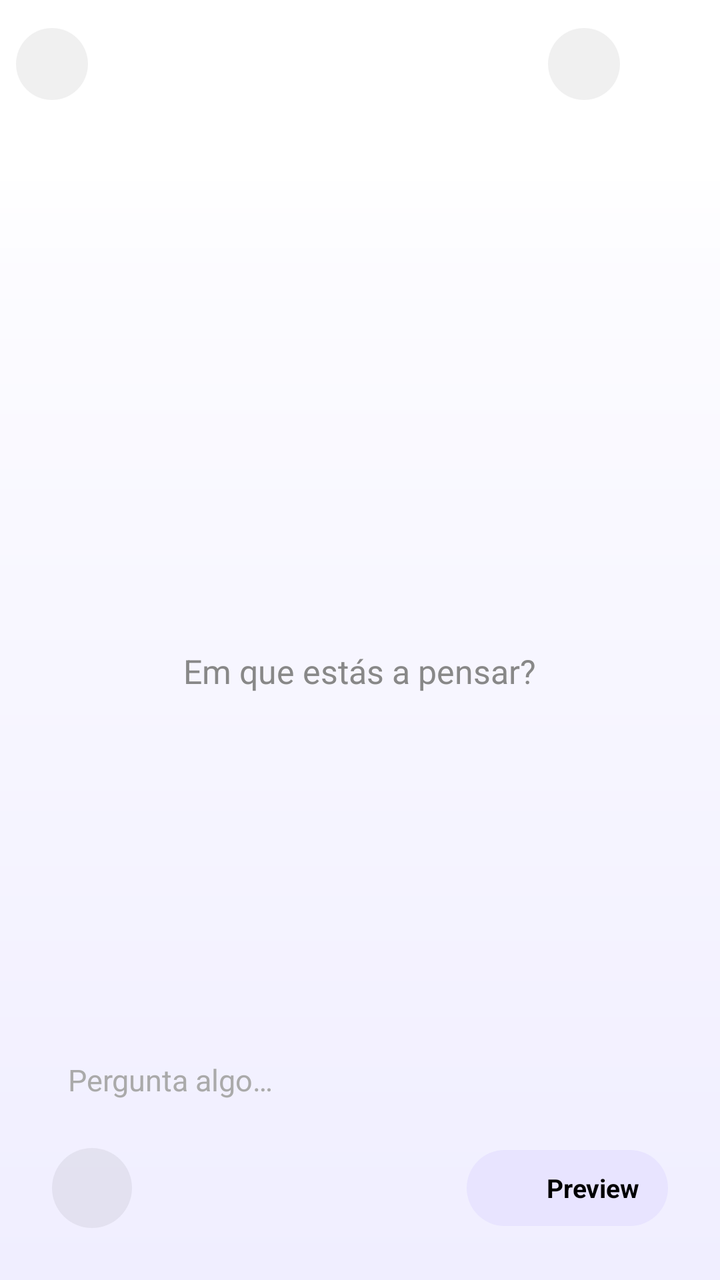
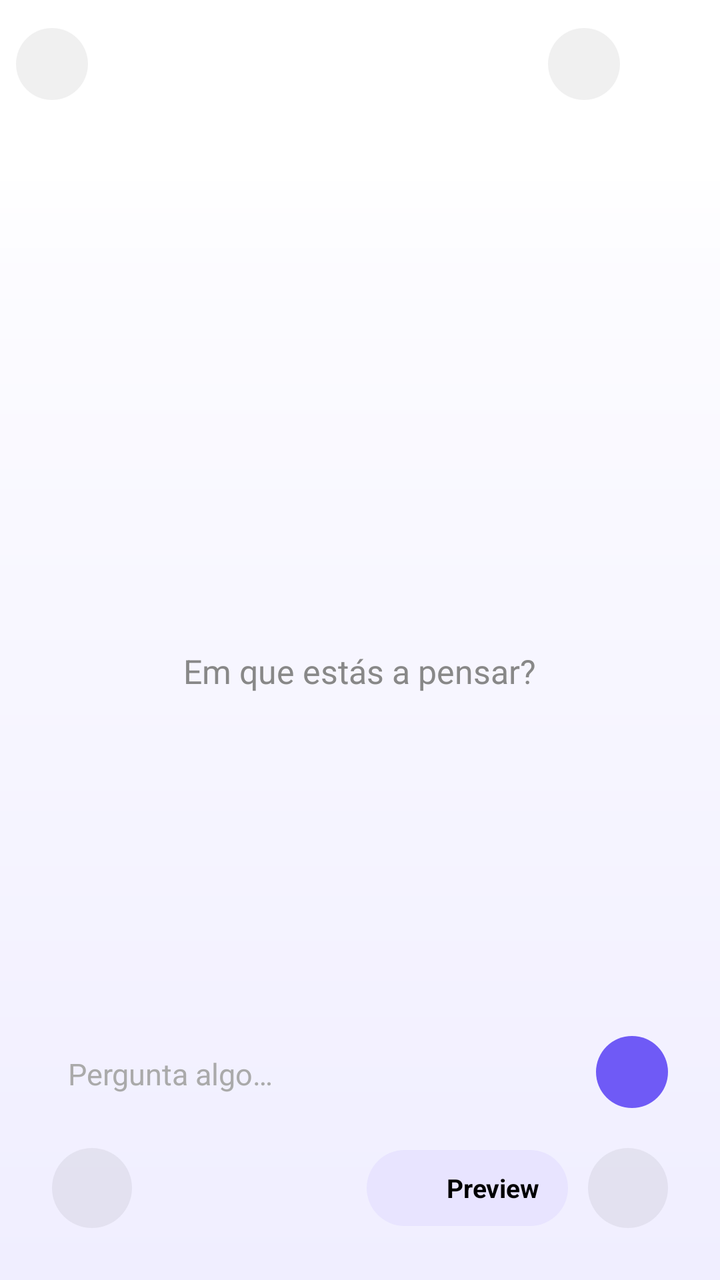

An Android layout rendered at two revisions. The XML below is the earlier revision; the diff shows what the commit changed to produce the second picture.
<!-- AndroidManifest.xml: application theme Theme.IPC -->
<!-- res/layout/activity_main.xml -->
<?xml version="1.0" encoding="utf-8"?>
<FrameLayout
    xmlns:android="http://schemas.android.com/apk/res/android"
    xmlns:app="http://schemas.android.com/apk/res-auto"
    android:id="@+id/rootFrame"
    android:layout_width="match_parent"
    android:layout_height="match_parent"
    android:background="@color/drawer_background">

    
    <LinearLayout
        android:id="@+id/drawerContainer"
        android:layout_width="match_parent"
        android:layout_height="match_parent"
        android:layout_gravity="start"
        android:orientation="vertical"
        android:background="@color/drawer_background"
        android:fitsSystemWindows="true">

        <LinearLayout
            android:layout_width="match_parent"
            android:layout_height="wrap_content"
            android:orientation="vertical"
            android:paddingStart="24dp"
            android:paddingEnd="24dp"
            android:paddingTop="32dp"
            android:paddingBottom="12dp">

            <TextView
                android:id="@+id/drawerAppName"
                android:layout_width="wrap_content"
                android:layout_height="wrap_content"
                android:text="IPC"
                android:textSize="26sp"
                android:textStyle="bold"
                android:textColor="@color/drawer_text" />

        </LinearLayout>

        <View
            android:layout_width="match_parent"
            android:layout_height="0.5dp"
            android:layout_marginStart="24dp"
            android:layout_marginEnd="24dp"
            android:layout_marginBottom="4dp"
            android:background="@color/divider" />

        <TextView
            android:layout_width="wrap_content"
            android:layout_height="wrap_content"
            android:text="@string/drawer_conversations"
            android:textSize="11sp"
            android:textAllCaps="true"
            android:textColor="@color/settings_section_label"
            android:paddingStart="24dp"
            android:paddingTop="12dp"
            android:paddingBottom="6dp" />

        <ScrollView
            android:layout_width="match_parent"
            android:layout_height="0dp"
            android:layout_weight="1"
            android:overScrollMode="never">

            <LinearLayout
                android:id="@+id/drawerConversationsList"
                android:layout_width="match_parent"
                android:layout_height="wrap_content"
                android:orientation="vertical"
                android:paddingBottom="8dp" />

        </ScrollView>

        <View
            android:layout_width="match_parent"
            android:layout_height="0.5dp"
            android:layout_marginStart="24dp"
            android:layout_marginEnd="24dp"
            android:background="@color/divider" />

        <LinearLayout
            android:id="@+id/drawerItemSettings"
            android:layout_width="match_parent"
            android:layout_height="52dp"
            android:orientation="horizontal"
            android:gravity="center_vertical"
            android:paddingStart="24dp"
            android:paddingEnd="24dp"
            android:background="?attr/selectableItemBackground">

            <FrameLayout
                android:layout_width="32dp"
                android:layout_height="32dp"
                android:background="@drawable/drawer_icon_bg"
                android:layout_marginEnd="16dp">

                <ImageView
                    android:id="@+id/drawerIconSettings"
                    android:layout_width="14dp"
                    android:layout_height="14dp"
                    android:layout_gravity="center" />

            </FrameLayout>

            <TextView
                android:layout_width="0dp"
                android:layout_height="wrap_content"
                android:layout_weight="1"
                android:text="@string/drawer_settings"
                android:textSize="15sp"
                android:textColor="@color/drawer_text" />

            <ImageView
                android:id="@+id/drawerChevronSettings"
                android:layout_width="13dp"
                android:layout_height="13dp" />

        </LinearLayout>

        <View
            android:id="@+id/drawerNavSpacer"
            android:layout_width="match_parent"
            android:layout_height="16dp" />

    </LinearLayout>

    
    <androidx.coordinatorlayout.widget.CoordinatorLayout
        android:id="@+id/coordinatorLayout"
        android:layout_width="match_parent"
        android:layout_height="match_parent"
        android:background="@drawable/bg_gradient_blue"
        android:elevation="8dp"
        android:outlineProvider="bounds">

        <com.google.android.material.appbar.AppBarLayout
            android:id="@+id/appBarLayout"
            android:layout_width="match_parent"
            android:layout_height="wrap_content"
            android:background="@color/appbar_solid"
            android:fitsSystemWindows="false"
            app:elevation="0dp"
            app:liftOnScroll="false">

            <FrameLayout
                android:layout_width="match_parent"
                android:layout_height="wrap_content">

                <RelativeLayout
                    android:layout_width="match_parent"
                    android:layout_height="?attr/actionBarSize"
                    android:paddingStart="8dp"
                    android:paddingEnd="8dp">

                    
                    <FrameLayout
                        android:layout_width="36dp"
                        android:layout_height="36dp"
                        android:layout_centerVertical="true"
                        android:layout_alignParentStart="true"
                        android:background="@drawable/appbar_btn_bg"
                        android:clickable="true"
                        android:focusable="true">

                        <ImageView
                            android:id="@+id/btnMenu"
                            android:layout_width="17dp"
                            android:layout_height="17dp"
                            android:layout_gravity="center"
                            android:background="?attr/selectableItemBackgroundBorderless" />

                    </FrameLayout>

                    
                    <LinearLayout
                        android:layout_width="wrap_content"
                        android:layout_height="wrap_content"
                        android:orientation="horizontal"
                        android:gravity="center_vertical"
                        android:layout_centerVertical="true"
                        android:layout_alignParentEnd="true">

                        
                        <FrameLayout
                            android:id="@+id/btnNewChat"
                            android:layout_width="36dp"
                            android:layout_height="36dp"
                            android:layout_marginEnd="6dp"
                            android:background="@drawable/appbar_btn_bg"
                            android:clickable="true"
                            android:focusable="true">

                            <ImageView
                                android:id="@+id/btnNewChatIcon"
                                android:layout_width="17dp"
                                android:layout_height="17dp"
                                android:layout_gravity="center"
                                android:background="?attr/selectableItemBackgroundBorderless" />

                        </FrameLayout>

                        
                        <FrameLayout
                            android:id="@+id/btnMoreWrapper"
                            android:layout_width="36dp"
                            android:layout_height="36dp"
                            android:background="@drawable/appbar_btn_bg"
                            android:clickable="true"
                            android:focusable="true"
                            android:visibility="invisible">

                            <ImageView
                                android:id="@+id/btnMore"
                                android:layout_width="17dp"
                                android:layout_height="17dp"
                                android:layout_gravity="center"
                                android:background="?attr/selectableItemBackgroundBorderless" />

                        </FrameLayout>

                    </LinearLayout>

                </RelativeLayout>

            </FrameLayout>

        </com.google.android.material.appbar.AppBarLayout>

        
        <View
            android:id="@+id/appBarGradient"
            android:layout_width="match_parent"
            android:layout_height="80dp"
            android:background="@drawable/appbar_gradient"
            app:layout_behavior="@string/appbar_scrolling_view_behavior"
            android:layout_marginTop="0dp" />

        <androidx.recyclerview.widget.RecyclerView
            android:id="@+id/chatRecyclerView"
            android:layout_width="match_parent"
            android:layout_height="match_parent"
            android:paddingStart="16dp"
            android:paddingEnd="16dp"
            android:paddingTop="8dp"
            android:paddingBottom="160dp"
            android:clipToPadding="false"
            android:overScrollMode="never"
            android:visibility="gone"
            app:layout_behavior="@string/appbar_scrolling_view_behavior" />

        <LinearLayout
            android:id="@+id/previewState"
            android:layout_width="match_parent"
            android:layout_height="match_parent"
            android:orientation="vertical"
            android:gravity="center_horizontal"
            android:paddingTop="100dp"
            android:paddingBottom="140dp"
            android:paddingStart="32dp"
            android:paddingEnd="32dp"
            android:visibility="gone"
            app:layout_behavior="@string/appbar_scrolling_view_behavior">

            <ImageView
                android:id="@+id/previewImage"
                android:layout_width="96dp"
                android:layout_height="96dp"
                android:scaleType="fitCenter"
                android:adjustViewBounds="true" />

            <TextView
                android:id="@+id/previewTitle"
                android:layout_width="wrap_content"
                android:layout_height="wrap_content"
                android:layout_marginTop="20dp"
                android:text="Resultado da Análise"
                android:textSize="26sp"
                android:textStyle="bold"
                android:textColor="@color/text_primary"
                android:gravity="center" />

            <TextView
                android:id="@+id/previewSubtitle"
                android:layout_width="wrap_content"
                android:layout_height="wrap_content"
                android:layout_marginTop="8dp"
                android:text="O output da sua consulta será apresentado aqui."
                android:textSize="17sp"
                android:textColor="@color/text_hint"
                android:gravity="center"
                android:lineSpacingMultiplier="1.4" />

        </LinearLayout>

        <LinearLayout
            android:id="@+id/emptyState"
            android:layout_width="match_parent"
            android:layout_height="match_parent"
            android:orientation="vertical"
            android:gravity="center_horizontal"
            android:paddingTop="100dp"
            android:paddingBottom="160dp"
            android:paddingStart="32dp"
            android:paddingEnd="32dp"
            app:layout_behavior="@string/appbar_scrolling_view_behavior">

            <ImageView
                android:id="@+id/emptyLogo"
                android:layout_width="72dp"
                android:layout_height="72dp"
                android:scaleType="fitCenter"
                android:adjustViewBounds="true"
                android:layout_marginBottom="16dp" />

            <TextView
                android:id="@+id/emptyGreeting"
                android:layout_width="wrap_content"
                android:layout_height="wrap_content"
                android:layout_marginTop="0dp"
                android:textSize="48sp"
                android:textStyle="bold"
                android:textColor="@color/text_primary"
                android:gravity="center" />

            <TextView
                android:id="@+id/emptySubtitle"
                android:layout_width="wrap_content"
                android:layout_height="wrap_content"
                android:layout_marginTop="8dp"
                android:text="Em que estás a pensar?"
                android:textSize="16.5sp"
                android:textColor="@color/text_secondary"
                android:gravity="center" />

        </LinearLayout>

        <View
            android:id="@+id/drawerScrim"
            android:layout_width="match_parent"
            android:layout_height="match_parent"
            android:background="@android:color/transparent"
            android:visibility="gone"
            android:clickable="true"
            android:focusable="true" />

        
        <FrameLayout
            android:id="@+id/popupOverlay"
            android:layout_width="match_parent"
            android:layout_height="match_parent"
            android:visibility="gone"
            android:clickable="true"
            android:focusable="true"
            android:background="#44000000">

            <LinearLayout
                android:id="@+id/popupMenu"
                android:layout_width="210dp"
                android:layout_height="wrap_content"
                android:layout_gravity="top|end"
                android:layout_marginTop="56dp"
                android:layout_marginEnd="8dp"
                android:orientation="vertical"
                android:background="@drawable/popup_menu_bg"
                android:elevation="20dp"
                android:clickable="true"
                android:focusable="true">

                <LinearLayout
                    android:id="@+id/popupItemCamera"
                    android:layout_width="match_parent"
                    android:layout_height="52dp"
                    android:orientation="horizontal"
                    android:gravity="center_vertical"
                    android:paddingStart="16dp"
                    android:paddingEnd="16dp"
                    android:background="?attr/selectableItemBackground"
                    android:clickable="true"
                    android:focusable="true">

                    <ImageView
                        android:id="@+id/popupCameraIcon"
                        android:layout_width="20dp"
                        android:layout_height="20dp"
                        android:layout_marginEnd="14dp" />

                    <TextView
                        android:layout_width="0dp"
                        android:layout_height="wrap_content"
                        android:layout_weight="1"
                        android:text="Câmara"
                        android:textSize="15sp"
                        android:textColor="@color/text_primary" />

                </LinearLayout>

                <LinearLayout
                    android:id="@+id/popupItemImport"
                    android:layout_width="match_parent"
                    android:layout_height="52dp"
                    android:orientation="horizontal"
                    android:gravity="center_vertical"
                    android:paddingStart="16dp"
                    android:paddingEnd="16dp"
                    android:background="?attr/selectableItemBackground"
                    android:clickable="true"
                    android:focusable="true">

                    <ImageView
                        android:id="@+id/popupImportIcon"
                        android:layout_width="20dp"
                        android:layout_height="20dp"
                        android:layout_marginEnd="14dp" />

                    <TextView
                        android:layout_width="0dp"
                        android:layout_height="wrap_content"
                        android:layout_weight="1"
                        android:text="Importar Ficheiro"
                        android:textSize="15sp"
                        android:textColor="@color/text_primary" />

                </LinearLayout>

                <LinearLayout
                    android:id="@+id/popupItemUrl"
                    android:layout_width="match_parent"
                    android:layout_height="52dp"
                    android:orientation="horizontal"
                    android:gravity="center_vertical"
                    android:paddingStart="16dp"
                    android:paddingEnd="16dp"
                    android:background="?attr/selectableItemBackground"
                    android:clickable="true"
                    android:focusable="true"
                    android:alpha="0.4">

                    <ImageView
                        android:id="@+id/popupUrlIcon"
                        android:layout_width="20dp"
                        android:layout_height="20dp"
                        android:layout_marginEnd="14dp" />

                    <TextView
                        android:layout_width="0dp"
                        android:layout_height="wrap_content"
                        android:layout_weight="1"
                        android:text="URL / Link"
                        android:textSize="15sp"
                        android:textColor="@color/text_primary" />

                </LinearLayout>

                <LinearLayout
                    android:id="@+id/popupItemExtras"
                    android:layout_width="match_parent"
                    android:layout_height="52dp"
                    android:orientation="horizontal"
                    android:gravity="center_vertical"
                    android:paddingStart="16dp"
                    android:paddingEnd="16dp"
                    android:background="?attr/selectableItemBackground"
                    android:clickable="true"
                    android:focusable="true">

                    <ImageView
                        android:id="@+id/popupExtrasIcon"
                        android:layout_width="20dp"
                        android:layout_height="20dp"
                        android:layout_marginEnd="14dp" />

                    <TextView
                        android:layout_width="0dp"
                        android:layout_height="wrap_content"
                        android:layout_weight="1"
                        android:text="Extras"
                        android:textSize="15sp"
                        android:textColor="@color/text_primary" />

                </LinearLayout>

            </LinearLayout>

        </FrameLayout>

        
        <FrameLayout
            android:id="@+id/convPopupOverlay"
            android:layout_width="match_parent"
            android:layout_height="match_parent"
            android:visibility="gone"
            android:clickable="true"
            android:focusable="true"
            android:background="#44000000" />

        <View
            android:id="@+id/bottomBlurBg"
            android:layout_width="match_parent"
            android:layout_height="wrap_content"
            android:layout_gravity="bottom"
            android:layout_marginStart="16dp"
            android:layout_marginEnd="16dp"
            android:layout_marginBottom="20dp" />

        
        <LinearLayout
            android:id="@+id/bottomNavWrapper"
            android:layout_width="match_parent"
            android:layout_height="wrap_content"
            android:layout_gravity="bottom"
            android:orientation="vertical"
            android:layout_marginStart="16dp"
            android:layout_marginEnd="16dp"
            android:layout_marginBottom="20dp"
            android:elevation="4dp">

            
            <LinearLayout
                android:id="@+id/inputRow"
                android:layout_width="match_parent"
                android:layout_height="wrap_content"
                android:orientation="horizontal"
                android:gravity="bottom"
                android:paddingStart="18dp"
                android:paddingEnd="10dp"
                android:paddingTop="12dp"
                android:paddingBottom="12dp"
                android:minHeight="56dp">

                <EditText
                    android:id="@+id/inputMessage"
                    android:layout_width="0dp"
                    android:layout_height="wrap_content"
                    android:layout_weight="1"
                    android:layout_gravity="center_vertical"
                    android:hint="@string/input_hint"
                    android:textSize="15sp"
                    android:textColor="@color/text_primary"
                    android:textColorHint="@color/text_hint"
                    android:background="@null"
                    android:inputType="textMultiLine|textCapSentences"
                    android:minLines="1"
                    android:maxLines="5"
                    android:scrollbars="vertical"
                    android:gravity="center_vertical" />

                <FrameLayout
                    android:id="@+id/btnSend"
                    android:layout_width="36dp"
                    android:layout_height="36dp"
                    android:layout_gravity="bottom"
                    android:layout_marginBottom="2dp"
                    android:background="@drawable/send_btn_bg"
                    android:clickable="true"
                    android:focusable="true"
                    android:visibility="gone"
                    android:alpha="0">

                    <ImageView
                        android:id="@+id/btnSendIcon"
                        android:layout_width="15dp"
                        android:layout_height="15dp"
                        android:layout_gravity="center"
                        android:src="@drawable/ic_send_arrow" />

                </FrameLayout>

            </LinearLayout>

            
            <LinearLayout
                android:id="@+id/bottomNav"
                android:layout_width="match_parent"
                android:layout_height="52dp"
                android:orientation="horizontal"
                android:gravity="center_vertical">

                
                <FrameLayout
                    android:id="@+id/btnBottomAdd"
                    android:layout_width="40dp"
                    android:layout_height="40dp"
                    android:layout_marginStart="10dp"
                    android:layout_marginEnd="4dp"
                    android:background="@drawable/add_circle_bg"
                    android:clickable="true"
                    android:focusable="true">

                    <ImageView
                        android:id="@+id/btnBottomAddIcon"
                        android:layout_width="18dp"
                        android:layout_height="18dp"
                        android:layout_gravity="center"
                        android:background="?attr/selectableItemBackgroundBorderless" />

                </FrameLayout>

                <View
                    android:layout_width="0dp"
                    android:layout_height="1dp"
                    android:layout_weight="1" />

                
                <FrameLayout
                    android:id="@+id/tabPreview"
                    android:layout_width="wrap_content"
                    android:layout_height="38dp"
                    android:layout_marginEnd="10dp"
                    android:background="@drawable/tab_preview_pill_bg"
                    android:clickable="true"
                    android:focusable="true"
                    android:paddingStart="14dp"
                    android:paddingEnd="14dp">

                    <LinearLayout
                        android:layout_width="wrap_content"
                        android:layout_height="wrap_content"
                        android:layout_gravity="center"
                        android:orientation="horizontal"
                        android:gravity="center_vertical">

                        <ImageView
                            android:id="@+id/tabPreviewIcon"
                            android:layout_width="20dp"
                            android:layout_height="20dp"
                            android:layout_marginEnd="6dp" />

                        <TextView
                            android:id="@+id/tabPreviewLabel"
                            android:layout_width="wrap_content"
                            android:layout_height="wrap_content"
                            android:text="Preview"
                            android:textSize="13sp"
                            android:textStyle="bold"
                            android:textColor="@color/text_primary" />

                    </LinearLayout>

                </FrameLayout>

            </LinearLayout>

        </LinearLayout>

    </androidx.coordinatorlayout.widget.CoordinatorLayout>

</FrameLayout>
<!-- resources referenced by this layout -->
<resources>
  <color name="appbar_solid">#FFFFFFFF</color>
  <color name="divider">#E5E5EA</color>
  <color name="drawer_background">#F2F2F7</color>
  <color name="drawer_text">#000000</color>
  <color name="settings_section_label">#888888</color>
  <color name="text_hint">#AAAAAA</color>
  <color name="text_primary">#000000</color>
  <color name="text_secondary">#888888</color>
  <!-- drawable add_circle_bg (drawable) -->
  <?xml version="1.0" encoding="utf-8"?>
  <shape xmlns:android="http://schemas.android.com/apk/res/android"
      android:shape="oval">
      <solid android:color="@color/appbar_btn_bg_color" />
  </shape>
  <!-- drawable appbar_btn_bg (drawable) -->
  <?xml version="1.0" encoding="utf-8"?>
  <shape xmlns:android="http://schemas.android.com/apk/res/android"
      android:shape="oval">
      <solid android:color="@color/appbar_btn_bg_color" />
  </shape>
  <!-- drawable appbar_gradient (drawable) -->
  <?xml version="1.0" encoding="utf-8"?>
  <shape xmlns:android="http://schemas.android.com/apk/res/android">
      <gradient
          android:type="linear"
          android:angle="270"
          android:startColor="@color/appbar_solid"
          android:endColor="@android:color/transparent" />
  </shape>
  <!-- drawable bg_gradient_blue (drawable) -->
  <?xml version="1.0" encoding="utf-8"?>
  <shape xmlns:android="http://schemas.android.com/apk/res/android"
      android:shape="rectangle">
      <gradient
          android:type="linear"
          android:angle="270"
          android:startColor="#FFFFFF"
          android:endColor="#F0EEFF" />
  </shape>
  <!-- drawable drawer_icon_bg (drawable) -->
  <?xml version="1.0" encoding="utf-8"?>
  <shape xmlns:android="http://schemas.android.com/apk/res/android"
      android:shape="oval">
      <solid android:color="@color/card_background" />
  </shape>
  <!-- drawable ic_send_arrow (drawable) -->
  <?xml version="1.0" encoding="utf-8"?>
  <vector xmlns:android="http://schemas.android.com/apk/res/android"
      android:width="18dp"
      android:height="18dp"
      android:viewportWidth="24"
      android:viewportHeight="24">
      <path
          android:fillColor="@android:color/transparent"
          android:strokeColor="@color/send_icon_color"
          android:strokeWidth="2.2"
          android:strokeLineCap="round"
          android:strokeLineJoin="round"
          android:pathData="M12,19 L12,5 M5,12 L12,5 L19,12" />
  </vector>
  <!-- drawable popup_menu_bg (drawable) -->
  <?xml version="1.0" encoding="utf-8"?>
  <shape xmlns:android="http://schemas.android.com/apk/res/android"
      android:shape="rectangle">
      <solid android:color="@color/card_background" />
      <corners android:radius="14dp" />
  </shape>
  <!-- drawable send_btn_bg (drawable) -->
  <?xml version="1.0" encoding="utf-8"?>
  <shape xmlns:android="http://schemas.android.com/apk/res/android"
      android:shape="oval">
      <solid android:color="@color/send_btn_color" />
  </shape>
  <!-- drawable tab_preview_pill_bg (drawable) -->
  <?xml version="1.0" encoding="utf-8"?>
  <shape xmlns:android="http://schemas.android.com/apk/res/android"
      android:shape="rectangle">
      <corners android:radius="20dp" />
      <solid android:color="@color/tab_preview_pill_bg" />
  </shape>
  <string name="drawer_conversations">Conversas</string>
  <string name="drawer_settings">Definições</string>
  <string name="input_hint">Pergunta algo…</string>
  <color name="appbar_btn_bg_color">#0F000000</color>
  <color name="card_background">#F2F2F7</color>
  <color name="send_icon_color">#FFFFFF</color>
  <color name="send_btn_color">#6F5AF6</color>
  <color name="tab_preview_pill_bg">#E8E4FF</color>
  <color name="colorPrimary">#6F5AF6</color>
  <color name="surface">#FFFFFF</color>
  <color name="dialog_background">#F2F2F7</color>
  <color name="ripple_color">#1A000000</color>
  <color name="cursor_color">#6F5AF6</color>
  <color name="background">#FFFFFF</color>
  <!-- unchanged entries left out for length: 1 -->
</resources>

<!-- the commit's change to res/layout/activity_main.xml (unified diff, before → after) -->
@@ -152,7 +152,6 @@
                     android:paddingStart="8dp"
                     android:paddingEnd="8dp">
 
-                    
                     <FrameLayout
                         android:layout_width="36dp"
                         android:layout_height="36dp"
@@ -171,7 +170,6 @@
 
                     </FrameLayout>
 
-                    
                     <LinearLayout
                         android:layout_width="wrap_content"
                         android:layout_height="wrap_content"
@@ -180,7 +178,6 @@
                         android:layout_centerVertical="true"
                         android:layout_alignParentEnd="true">
 
-                        
                         <FrameLayout
                             android:id="@+id/btnNewChat"
                             android:layout_width="36dp"
@@ -199,7 +196,6 @@
 
                         </FrameLayout>
 
-                        
                         <FrameLayout
                             android:id="@+id/btnMoreWrapper"
                             android:layout_width="36dp"
@@ -226,14 +222,12 @@
 
         </com.google.android.material.appbar.AppBarLayout>
 
-        
         <View
             android:id="@+id/appBarGradient"
             android:layout_width="match_parent"
             android:layout_height="80dp"
             android:background="@drawable/appbar_gradient"
-            app:layout_behavior="@string/appbar_scrolling_view_behavior"
-            android:layout_marginTop="0dp" />
+            app:layout_behavior="@string/appbar_scrolling_view_behavior" />
 
         <androidx.recyclerview.widget.RecyclerView
             android:id="@+id/chatRecyclerView"
@@ -316,7 +310,6 @@
                 android:id="@+id/emptyGreeting"
                 android:layout_width="wrap_content"
                 android:layout_height="wrap_content"
-                android:layout_marginTop="0dp"
                 android:textSize="48sp"
                 android:textStyle="bold"
                 android:textColor="@color/text_primary"
@@ -483,7 +476,6 @@
 
         </FrameLayout>
 
-        
         <FrameLayout
             android:id="@+id/convPopupOverlay"
             android:layout_width="match_parent"
@@ -544,6 +536,26 @@
                     android:scrollbars="vertical"
                     android:gravity="center_vertical" />
 
+                
+                <FrameLayout
+                    android:id="@+id/btnRecord"
+                    android:layout_width="36dp"
+                    android:layout_height="36dp"
+                    android:layout_gravity="bottom"
+                    android:layout_marginBottom="2dp"
+                    android:background="@drawable/send_btn_bg"
+                    android:clickable="true"
+                    android:focusable="true">
+
+                    <ImageView
+                        android:id="@+id/btnRecordIcon"
+                        android:layout_width="16dp"
+                        android:layout_height="16dp"
+                        android:layout_gravity="center" />
+
+                </FrameLayout>
+
+                
                 <FrameLayout
                     android:id="@+id/btnSend"
                     android:layout_width="36dp"
@@ -638,6 +650,25 @@
 
                 </FrameLayout>
 
+                
+                <FrameLayout
+                    android:id="@+id/btnRecordBottom"
+                    android:layout_width="40dp"
+                    android:layout_height="40dp"
+                    android:layout_marginEnd="10dp"
+                    android:background="@drawable/add_circle_bg"
+                    android:clickable="true"
+                    android:focusable="true">
+
+                    <ImageView
+                        android:id="@+id/btnRecordBottomIcon"
+                        android:layout_width="18dp"
+                        android:layout_height="18dp"
+                        android:layout_gravity="center"
+                        android:background="?attr/selectableItemBackgroundBorderless" />
+
+                </FrameLayout>
+
             </LinearLayout>
 
         </LinearLayout>
